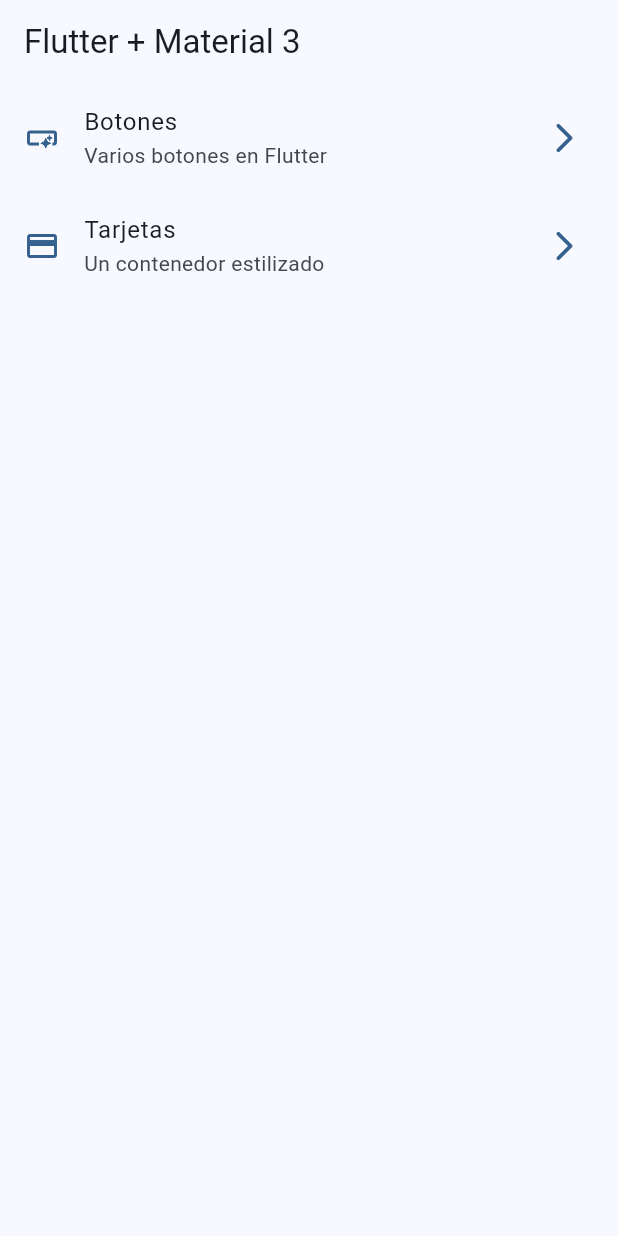
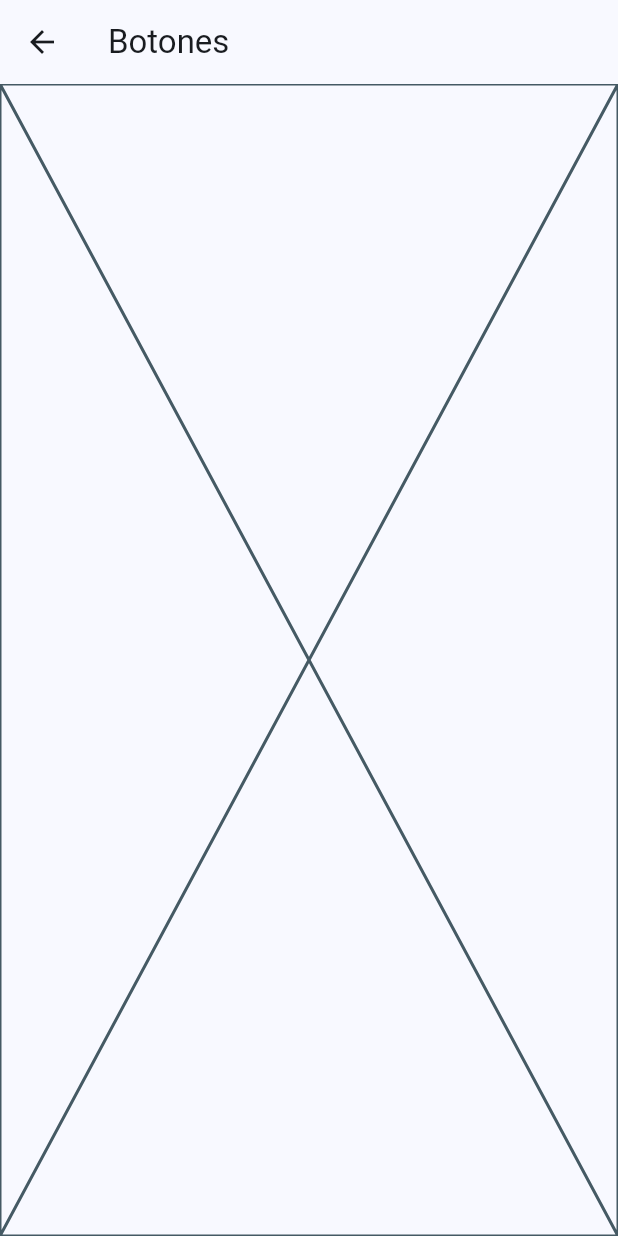
Before and after one commit to jhhumanes/widgets_app, a Flutter app: the screen it shows after launch, after a tap on "Botones", on a phone screen of 412 x 824 dp. Run offline on Flutter 3.47's test engine with Material 2 defaults, Android fonts, the phone set to English and light mode, and no system bars.

Commit message:
Enrutamiento básico.

```diff
--- a/lib/main.dart
+++ b/lib/main.dart
@@ -1,5 +1,7 @@
 import 'package:flutter/material.dart';
 import 'package:widgets_app/config/themes/app_theme.dart';
+import 'package:widgets_app/ui/screens/buttons/buttons_screen.dart';
+import 'package:widgets_app/ui/screens/cards/cards_screen.dart';
 import 'package:widgets_app/ui/screens/home/home_screen.dart';
 
 void main() {
@@ -15,6 +17,10 @@ class MainApp extends StatelessWidget {
       debugShowCheckedModeBanner: false,
       theme: AppTheme(selectedColor: 0).getTheme(),
       home: const HomeScreen(),
+      routes: {
+        '/buttons': (context) => const ButtonsScreen(),
+        '/cards': (context) => const CardsScreen(),
+      },
     );
   }
 }
--- /dev/null
+++ b/lib/ui/screens/buttons/buttons_screen.dart
@@ -0,0 +1,15 @@
+import 'package:flutter/material.dart';
+
+class ButtonsScreen extends StatelessWidget {
+  const ButtonsScreen({super.key});
+
+  @override
+  Widget build(BuildContext context) {
+    return Scaffold(
+      appBar: AppBar(
+        title: const Text('Botones'),
+      ),
+      body: const Placeholder(),
+    );
+  }
+}
--- a/lib/ui/screens/home/home_screen.dart
+++ b/lib/ui/screens/home/home_screen.dart
@@ -1,5 +1,6 @@
 import 'package:flutter/material.dart';
 import 'package:widgets_app/config/menu/menu_items.dart';
+import 'package:widgets_app/ui/screens/buttons/buttons_screen.dart';
 
 class HomeScreen extends StatelessWidget {
   const HomeScreen({super.key});
@@ -42,12 +43,18 @@ class _CustomListTile extends StatelessWidget {
     final colors = Theme.of(context).colorScheme;
 
     return ListTile(
-      leading: Icon(menuItem.icon, color: colors.primary,),
+      leading: Icon(
+        menuItem.icon,
+        color: colors.primary,
+      ),
       title: Text(menuItem.title),
       subtitle: Text(menuItem.subtitle),
-      trailing: Icon(Icons.arrow_forward_ios_rounded, color: colors.primary,),
+      trailing: Icon(
+        Icons.arrow_forward_ios_rounded,
+        color: colors.primary,
+      ),
       onTap: () {
-        // TODO - Navegar a otra pantalla.
+        Navigator.pushNamed(context, menuItem.link);
       },
     );
   }
```
Also changed, not shown: lib/ui/screens/cards/cards_screen.dart (added, +15 -0 lines).
